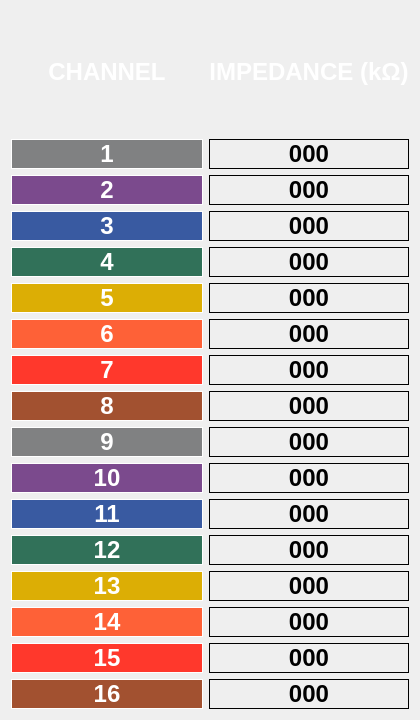
This is GUI/impedanceGUI.ui in EmilioGarzia/EEG_ECG-Reader-ULTRACORTEX-MarkIV as Qt 5 draws it before an edit. The edited form follows.
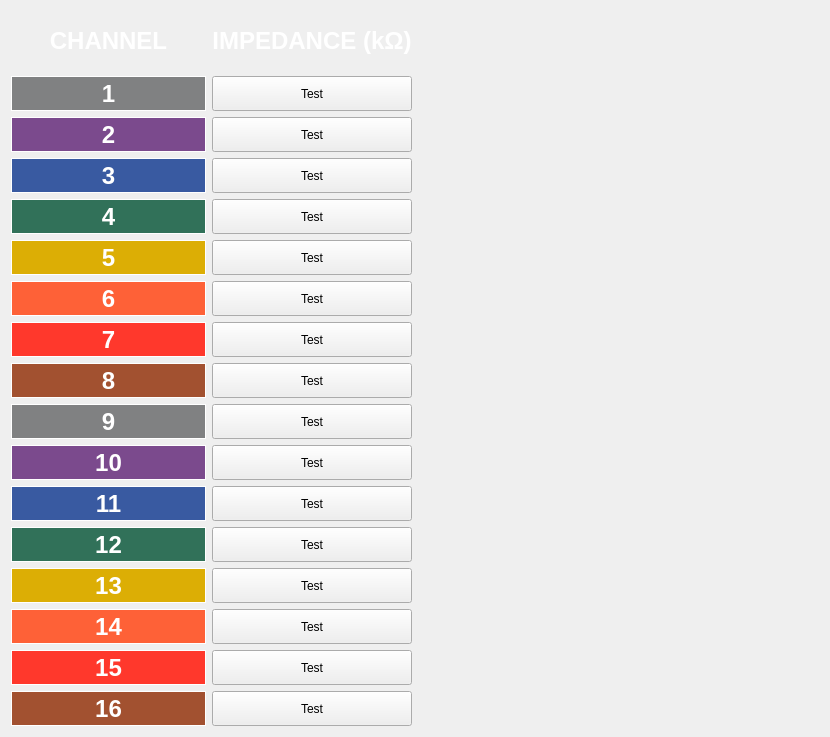
This is the edited form. Icons and pictures are not drawn.

Commit message: Fixed impedance checking system

```diff
--- a/GUI/impedanceGUI.ui
+++ b/GUI/impedanceGUI.ui
@@ -6,327 +6,17 @@
    <rect>
     <x>0</x>
     <y>0</y>
-    <width>420</width>
-    <height>720</height>
+    <width>830</width>
+    <height>737</height>
    </rect>
   </property>
   <property name="windowTitle">
    <string>Form</string>
   </property>
-  <layout class="QVBoxLayout" name="verticalLayout">
+  <layout class="QHBoxLayout" name="horizontalLayout">
    <item>
-    <layout class="QGridLayout" name="gridLayout" rowstretch="1,0,0,0,0,0,0,0,0,0,0,0,0,0,0,0,0">
-     <item row="2" column="1">
-      <widget class="QLabel" name="ch2">
-       <property name="font">
-        <font>
-         <pointsize>18</pointsize>
-         <weight>75</weight>
-         <bold>true</bold>
-        </font>
-       </property>
-       <property name="frameShape">
-        <enum>QFrame::Box</enum>
-       </property>
-       <property name="lineWidth">
-        <number>1</number>
-       </property>
-       <property name="text">
-        <string>000</string>
-       </property>
-       <property name="alignment">
-        <set>Qt::AlignCenter</set>
-       </property>
-      </widget>
-     </item>
-     <item row="16" column="0">
-      <widget class="QLabel" name="label_33">
-       <property name="font">
-        <font>
-         <pointsize>18</pointsize>
-         <weight>75</weight>
-         <bold>true</bold>
-        </font>
-       </property>
-       <property name="styleSheet">
-        <string notr="true">background-color: rgb(162, 81, 48);
-color: white;
-font-weight: bold;</string>
-       </property>
-       <property name="frameShape">
-        <enum>QFrame::Box</enum>
-       </property>
-       <property name="lineWidth">
-        <number>1</number>
-       </property>
-       <property name="text">
-        <string>16</string>
-       </property>
-       <property name="alignment">
-        <set>Qt::AlignCenter</set>
-       </property>
-      </widget>
-     </item>
-     <item row="13" column="0">
-      <widget class="QLabel" name="label_26">
-       <property name="font">
-        <font>
-         <pointsize>18</pointsize>
-         <weight>75</weight>
-         <bold>true</bold>
-        </font>
-       </property>
-       <property name="styleSheet">
-        <string notr="true">background-color: rgb(220, 174, 5);
-color: white;
-font-weight: bold;</string>
-       </property>
-       <property name="frameShape">
-        <enum>QFrame::Box</enum>
-       </property>
-       <property name="lineWidth">
-        <number>1</number>
-       </property>
-       <property name="text">
-        <string>13</string>
-       </property>
-       <property name="alignment">
-        <set>Qt::AlignCenter</set>
-       </property>
-      </widget>
-     </item>
-     <item row="3" column="1">
-      <widget class="QLabel" name="ch3">
-       <property name="font">
-        <font>
-         <pointsize>18</pointsize>
-         <weight>75</weight>
-         <bold>true</bold>
-        </font>
-       </property>
-       <property name="frameShape">
-        <enum>QFrame::Box</enum>
-       </property>
-       <property name="lineWidth">
-        <number>1</number>
-       </property>
-       <property name="text">
-        <string>000</string>
-       </property>
-       <property name="alignment">
-        <set>Qt::AlignCenter</set>
-       </property>
-      </widget>
-     </item>
-     <item row="3" column="0">
-      <widget class="QLabel" name="label_6">
-       <property name="font">
-        <font>
-         <pointsize>18</pointsize>
-         <weight>75</weight>
-         <bold>true</bold>
-        </font>
-       </property>
-       <property name="styleSheet">
-        <string notr="true">background-color: rgb(57, 90, 161);
-color: white;
-font-weight: bold;</string>
-       </property>
-       <property name="frameShape">
-        <enum>QFrame::Box</enum>
-       </property>
-       <property name="lineWidth">
-        <number>1</number>
-       </property>
-       <property name="text">
-        <string>3</string>
-       </property>
-       <property name="alignment">
-        <set>Qt::AlignCenter</set>
-       </property>
-      </widget>
-     </item>
-     <item row="1" column="1">
-      <widget class="QLabel" name="ch1">
-       <property name="font">
-        <font>
-         <pointsize>18</pointsize>
-         <weight>75</weight>
-         <bold>true</bold>
-        </font>
-       </property>
-       <property name="styleSheet">
-        <string notr="true"/>
-       </property>
-       <property name="frameShape">
-        <enum>QFrame::Box</enum>
-       </property>
-       <property name="frameShadow">
-        <enum>QFrame::Plain</enum>
-       </property>
-       <property name="lineWidth">
-        <number>1</number>
-       </property>
-       <property name="text">
-        <string>000</string>
-       </property>
-       <property name="alignment">
-        <set>Qt::AlignCenter</set>
-       </property>
-      </widget>
-     </item>
-     <item row="16" column="1">
-      <widget class="QLabel" name="ch16">
-       <property name="font">
-        <font>
-         <pointsize>18</pointsize>
-         <weight>75</weight>
-         <bold>true</bold>
-        </font>
-       </property>
-       <property name="frameShape">
-        <enum>QFrame::Box</enum>
-       </property>
-       <property name="lineWidth">
-        <number>1</number>
-       </property>
-       <property name="text">
-        <string>000</string>
-       </property>
-       <property name="alignment">
-        <set>Qt::AlignCenter</set>
-       </property>
-      </widget>
-     </item>
-     <item row="2" column="0">
-      <widget class="QLabel" name="label_5">
-       <property name="font">
-        <font>
-         <pointsize>18</pointsize>
-         <weight>75</weight>
-         <bold>true</bold>
-        </font>
-       </property>
-       <property name="styleSheet">
-        <string notr="true">background-color: rgb(123, 74, 141);
-color: white;
-font-weight: bold;</string>
-       </property>
-       <property name="frameShape">
-        <enum>QFrame::Box</enum>
-       </property>
-       <property name="lineWidth">
-        <number>1</number>
-       </property>
-       <property name="text">
-        <string>2</string>
-       </property>
-       <property name="alignment">
-        <set>Qt::AlignCenter</set>
-       </property>
-      </widget>
-     </item>
-     <item row="4" column="1">
-      <widget class="QLabel" name="ch4">
-       <property name="font">
-        <font>
-         <pointsize>18</pointsize>
-         <weight>75</weight>
-         <bold>true</bold>
-        </font>
-       </property>
-       <property name="frameShape">
-        <enum>QFrame::Box</enum>
-       </property>
-       <property name="lineWidth">
-        <number>1</number>
-       </property>
-       <property name="text">
-        <string>000</string>
-       </property>
-       <property name="alignment">
-        <set>Qt::AlignCenter</set>
-       </property>
-      </widget>
-     </item>
-     <item row="4" column="0">
-      <widget class="QLabel" name="label_9">
-       <property name="font">
-        <font>
-         <pointsize>18</pointsize>
-         <weight>75</weight>
-         <bold>true</bold>
-        </font>
-       </property>
-       <property name="styleSheet">
-        <string notr="true">background-color: rgb(49, 113, 89);
-color: white;
-font-weight: bold;</string>
-       </property>
-       <property name="frameShape">
-        <enum>QFrame::Box</enum>
-       </property>
-       <property name="lineWidth">
-        <number>1</number>
-       </property>
-       <property name="text">
-        <string>4</string>
-       </property>
-       <property name="alignment">
-        <set>Qt::AlignCenter</set>
-       </property>
-      </widget>
-     </item>
-     <item row="8" column="1">
-      <widget class="QLabel" name="ch8">
-       <property name="font">
-        <font>
-         <pointsize>18</pointsize>
-         <weight>75</weight>
-         <bold>true</bold>
-        </font>
-       </property>
-       <property name="frameShape">
-        <enum>QFrame::Box</enum>
-       </property>
-       <property name="lineWidth">
-        <number>1</number>
-       </property>
-       <property name="text">
-        <string>000</string>
-       </property>
-       <property name="alignment">
-        <set>Qt::AlignCenter</set>
-       </property>
-      </widget>
-     </item>
-     <item row="0" column="0">
-      <widget class="QLabel" name="label">
-       <property name="font">
-        <font>
-         <pointsize>18</pointsize>
-         <weight>75</weight>
-         <bold>true</bold>
-        </font>
-       </property>
-       <property name="styleSheet">
-        <string notr="true">color: white</string>
-       </property>
-       <property name="frameShape">
-        <enum>QFrame::NoFrame</enum>
-       </property>
-       <property name="lineWidth">
-        <number>1</number>
-       </property>
-       <property name="text">
-        <string>CHANNEL</string>
-       </property>
-       <property name="alignment">
-        <set>Qt::AlignCenter</set>
-       </property>
-      </widget>
-     </item>
-     <item row="7" column="0">
+    <layout class="QGridLayout" name="gridLayout">
+     <item row="8" column="0">
       <widget class="QLabel" name="label_14">
        <property name="font">
         <font>
@@ -354,77 +44,42 @@
        </property>
       </widget>
      </item>
-     <item row="15" column="1">
-      <widget class="QLabel" name="ch15">
-       <property name="font">
-        <font>
-         <pointsize>18</pointsize>
-         <weight>75</weight>
-         <bold>true</bold>
-        </font>
+     <item row="2" column="1">
+      <widget class="QPushButton" name="ch2">
+       <property name="minimumSize">
+        <size>
+         <width>0</width>
+         <height>35</height>
+        </size>
        </property>
-       <property name="frameShape">
-        <enum>QFrame::Box</enum>
-       </property>
-       <property name="lineWidth">
-        <number>1</number>
-       </property>
        <property name="text">
-        <string>000</string>
+        <string>Test</string>
        </property>
-       <property name="alignment">
-        <set>Qt::AlignCenter</set>
-       </property>
       </widget>
      </item>
-     <item row="14" column="1">
-      <widget class="QLabel" name="ch14">
-       <property name="font">
-        <font>
-         <pointsize>18</pointsize>
-         <weight>75</weight>
-         <bold>true</bold>
-        </font>
+     <item row="4" column="1">
+      <widget class="QPushButton" name="ch4">
+       <property name="minimumSize">
+        <size>
+         <width>0</width>
+         <height>35</height>
+        </size>
        </property>
-       <property name="frameShape">
-        <enum>QFrame::Box</enum>
-       </property>
-       <property name="lineWidth">
-        <number>1</number>
-       </property>
        <property name="text">
-        <string>000</string>
+        <string>Test</string>
        </property>
-       <property name="alignment">
-        <set>Qt::AlignCenter</set>
-       </property>
       </widget>
      </item>
-     <item row="9" column="0">
-      <widget class="QLabel" name="label_16">
-       <property name="font">
-        <font>
-         <pointsize>18</pointsize>
-         <weight>75</weight>
-         <bold>true</bold>
-        </font>
+     <item row="16" column="1">
+      <widget class="QPushButton" name="ch14">
+       <property name="minimumSize">
+        <size>
+         <width>0</width>
+         <height>35</height>
+        </size>
        </property>
-       <property name="styleSheet">
-        <string notr="true">background-color: rgb(128, 129, 130);
-color: white;
-font-weight: bold;</string>
-       </property>
-       <property name="frameShape">
-        <enum>QFrame::Box</enum>
-       </property>
-       <property name="lineWidth">
-        <number>1</number>
-       </property>
        <property name="text">
-        <string>9</string>
-       </property>
-       <property name="alignment">
-        <set>Qt::AlignCenter</set>
+        <string>Test</string>
        </property>
       </widget>
      </item>
@@ -456,30 +111,7 @@
        </property>
       </widget>
      </item>
-     <item row="9" column="1">
-      <widget class="QLabel" name="ch9">
-       <property name="font">
-        <font>
-         <pointsize>18</pointsize>
-         <weight>75</weight>
-         <bold>true</bold>
-        </font>
-       </property>
-       <property name="frameShape">
-        <enum>QFrame::Box</enum>
-       </property>
-       <property name="lineWidth">
-        <number>1</number>
-       </property>
-       <property name="text">
-        <string>000</string>
-       </property>
-       <property name="alignment">
-        <set>Qt::AlignCenter</set>
-       </property>
-      </widget>
-     </item>
-     <item row="11" column="0">
+     <item row="13" column="0">
       <widget class="QLabel" name="label_22">
        <property name="font">
         <font>
@@ -507,8 +139,8 @@
        </property>
       </widget>
      </item>
-     <item row="13" column="1">
-      <widget class="QLabel" name="ch13">
+     <item row="4" column="0">
+      <widget class="QLabel" name="label_9">
        <property name="font">
         <font>
          <pointsize>18</pointsize>
@@ -516,6 +148,11 @@
          <bold>true</bold>
         </font>
        </property>
+       <property name="styleSheet">
+        <string notr="true">background-color: rgb(49, 113, 89);
+color: white;
+font-weight: bold;</string>
+       </property>
        <property name="frameShape">
         <enum>QFrame::Box</enum>
        </property>
@@ -523,15 +160,15 @@
         <number>1</number>
        </property>
        <property name="text">
-        <string>000</string>
+        <string>4</string>
        </property>
        <property name="alignment">
         <set>Qt::AlignCenter</set>
        </property>
       </widget>
      </item>
-     <item row="6" column="0">
-      <widget class="QLabel" name="label_13">
+     <item row="10" column="0">
+      <widget class="QLabel" name="label_16">
        <property name="font">
         <font>
          <pointsize>18</pointsize>
@@ -540,7 +177,7 @@
         </font>
        </property>
        <property name="styleSheet">
-        <string notr="true">background-color: rgb(254, 97, 55);
+        <string notr="true">background-color: rgb(128, 129, 130);
 color: white;
 font-weight: bold;</string>
        </property>
@@ -551,13 +188,80 @@
         <number>1</number>
        </property>
        <property name="text">
-        <string>6</string>
+        <string>9</string>
        </property>
        <property name="alignment">
         <set>Qt::AlignCenter</set>
        </property>
       </widget>
      </item>
+     <item row="2" column="0">
+      <widget class="QLabel" name="label_5">
+       <property name="font">
+        <font>
+         <pointsize>18</pointsize>
+         <weight>75</weight>
+         <bold>true</bold>
+        </font>
+       </property>
+       <property name="styleSheet">
+        <string notr="true">background-color: rgb(123, 74, 141);
+color: white;
+font-weight: bold;</string>
+       </property>
+       <property name="frameShape">
+        <enum>QFrame::Box</enum>
+       </property>
+       <property name="lineWidth">
+        <number>1</number>
+       </property>
+       <property name="text">
+        <string>2</string>
+       </property>
+       <property name="alignment">
+        <set>Qt::AlignCenter</set>
+       </property>
+      </widget>
+     </item>
+     <item row="0" column="1">
+      <widget class="QLabel" name="label_2">
+       <property name="font">
+        <font>
+         <pointsize>18</pointsize>
+         <weight>75</weight>
+         <bold>true</bold>
+        </font>
+       </property>
+       <property name="styleSheet">
+        <string notr="true">color: white</string>
+       </property>
+       <property name="frameShape">
+        <enum>QFrame::NoFrame</enum>
+       </property>
+       <property name="lineWidth">
+        <number>1</number>
+       </property>
+       <property name="text">
+        <string>IMPEDANCE (kΩ)</string>
+       </property>
+       <property name="alignment">
+        <set>Qt::AlignCenter</set>
+       </property>
+      </widget>
+     </item>
+     <item row="19" column="1">
+      <widget class="QPushButton" name="ch15">
+       <property name="minimumSize">
+        <size>
+         <width>0</width>
+         <height>35</height>
+        </size>
+       </property>
+       <property name="text">
+        <string>Test</string>
+       </property>
+      </widget>
+     </item>
      <item row="1" column="0">
       <widget class="QLabel" name="label_3">
        <property name="font">
@@ -586,7 +290,195 @@
        </property>
       </widget>
      </item>
-     <item row="14" column="0">
+     <item row="15" column="0">
+      <widget class="QLabel" name="label_26">
+       <property name="font">
+        <font>
+         <pointsize>18</pointsize>
+         <weight>75</weight>
+         <bold>true</bold>
+        </font>
+       </property>
+       <property name="styleSheet">
+        <string notr="true">background-color: rgb(220, 174, 5);
+color: white;
+font-weight: bold;</string>
+       </property>
+       <property name="frameShape">
+        <enum>QFrame::Box</enum>
+       </property>
+       <property name="lineWidth">
+        <number>1</number>
+       </property>
+       <property name="text">
+        <string>13</string>
+       </property>
+       <property name="alignment">
+        <set>Qt::AlignCenter</set>
+       </property>
+      </widget>
+     </item>
+     <item row="15" column="1">
+      <widget class="QPushButton" name="ch13">
+       <property name="minimumSize">
+        <size>
+         <width>0</width>
+         <height>35</height>
+        </size>
+       </property>
+       <property name="text">
+        <string>Test</string>
+       </property>
+      </widget>
+     </item>
+     <item row="10" column="1">
+      <widget class="QPushButton" name="ch9">
+       <property name="minimumSize">
+        <size>
+         <width>0</width>
+         <height>35</height>
+        </size>
+       </property>
+       <property name="text">
+        <string>Test</string>
+       </property>
+      </widget>
+     </item>
+     <item row="7" column="1">
+      <widget class="QPushButton" name="ch6">
+       <property name="minimumSize">
+        <size>
+         <width>0</width>
+         <height>35</height>
+        </size>
+       </property>
+       <property name="text">
+        <string>Test</string>
+       </property>
+      </widget>
+     </item>
+     <item row="14" column="1">
+      <widget class="QPushButton" name="ch12">
+       <property name="minimumSize">
+        <size>
+         <width>0</width>
+         <height>35</height>
+        </size>
+       </property>
+       <property name="text">
+        <string>Test</string>
+       </property>
+      </widget>
+     </item>
+     <item row="7" column="0">
+      <widget class="QLabel" name="label_13">
+       <property name="font">
+        <font>
+         <pointsize>18</pointsize>
+         <weight>75</weight>
+         <bold>true</bold>
+        </font>
+       </property>
+       <property name="styleSheet">
+        <string notr="true">background-color: rgb(254, 97, 55);
+color: white;
+font-weight: bold;</string>
+       </property>
+       <property name="frameShape">
+        <enum>QFrame::Box</enum>
+       </property>
+       <property name="lineWidth">
+        <number>1</number>
+       </property>
+       <property name="text">
+        <string>6</string>
+       </property>
+       <property name="alignment">
+        <set>Qt::AlignCenter</set>
+       </property>
+      </widget>
+     </item>
+     <item row="0" column="0">
+      <widget class="QLabel" name="label">
+       <property name="font">
+        <font>
+         <pointsize>18</pointsize>
+         <weight>75</weight>
+         <bold>true</bold>
+        </font>
+       </property>
+       <property name="styleSheet">
+        <string notr="true">color: white</string>
+       </property>
+       <property name="frameShape">
+        <enum>QFrame::NoFrame</enum>
+       </property>
+       <property name="lineWidth">
+        <number>1</number>
+       </property>
+       <property name="text">
+        <string>CHANNEL</string>
+       </property>
+       <property name="alignment">
+        <set>Qt::AlignCenter</set>
+       </property>
+      </widget>
+     </item>
+     <item row="1" column="1">
+      <widget class="QPushButton" name="ch1">
+       <property name="minimumSize">
+        <size>
+         <width>0</width>
+         <height>35</height>
+        </size>
+       </property>
+       <property name="text">
+        <string>Test</string>
+       </property>
+      </widget>
+     </item>
+     <item row="5" column="1">
+      <widget class="QPushButton" name="ch5">
+       <property name="minimumSize">
+        <size>
+         <width>0</width>
+         <height>35</height>
+        </size>
+       </property>
+       <property name="text">
+        <string>Test</string>
+       </property>
+      </widget>
+     </item>
+     <item row="19" column="0">
+      <widget class="QLabel" name="label_30">
+       <property name="font">
+        <font>
+         <pointsize>18</pointsize>
+         <weight>75</weight>
+         <bold>true</bold>
+        </font>
+       </property>
+       <property name="styleSheet">
+        <string notr="true">background-color: rgb(255, 56, 44);
+color: white;
+font-weight: bold;</string>
+       </property>
+       <property name="frameShape">
+        <enum>QFrame::Box</enum>
+       </property>
+       <property name="lineWidth">
+        <number>1</number>
+       </property>
+       <property name="text">
+        <string>15</string>
+       </property>
+       <property name="alignment">
+        <set>Qt::AlignCenter</set>
+       </property>
+      </widget>
+     </item>
+     <item row="16" column="0">
       <widget class="QLabel" name="label_29">
        <property name="font">
         <font>
@@ -614,76 +506,20 @@
        </property>
       </widget>
      </item>
-     <item row="10" column="1">
-      <widget class="QLabel" name="ch10">
-       <property name="font">
-        <font>
-         <pointsize>18</pointsize>
-         <weight>75</weight>
-         <bold>true</bold>
-        </font>
+     <item row="13" column="1">
+      <widget class="QPushButton" name="ch11">
+       <property name="minimumSize">
+        <size>
+         <width>0</width>
+         <height>35</height>
+        </size>
        </property>
-       <property name="frameShape">
-        <enum>QFrame::Box</enum>
-       </property>
-       <property name="lineWidth">
-        <number>1</number>
-       </property>
        <property name="text">
-        <string>000</string>
+        <string>Test</string>
        </property>
-       <property name="alignment">
-        <set>Qt::AlignCenter</set>
-       </property>
       </widget>
      </item>
-     <item row="6" column="1">
-      <widget class="QLabel" name="ch6">
-       <property name="font">
-        <font>
-         <pointsize>18</pointsize>
-         <weight>75</weight>
-         <bold>true</bold>
-        </font>
-       </property>
-       <property name="frameShape">
-        <enum>QFrame::Box</enum>
-       </property>
-       <property name="lineWidth">
-        <number>1</number>
-       </property>
-       <property name="text">
-        <string>000</string>
-       </property>
-       <property name="alignment">
-        <set>Qt::AlignCenter</set>
-       </property>
-      </widget>
-     </item>
-     <item row="11" column="1">
-      <widget class="QLabel" name="ch11">
-       <property name="font">
-        <font>
-         <pointsize>18</pointsize>
-         <weight>75</weight>
-         <bold>true</bold>
-        </font>
-       </property>
-       <property name="frameShape">
-        <enum>QFrame::Box</enum>
-       </property>
-       <property name="lineWidth">
-        <number>1</number>
-       </property>
-       <property name="text">
-        <string>000</string>
-       </property>
-       <property name="alignment">
-        <set>Qt::AlignCenter</set>
-       </property>
-      </widget>
-     </item>
-     <item row="8" column="0">
+     <item row="9" column="0">
       <widget class="QLabel" name="label_15">
        <property name="font">
         <font>
@@ -711,8 +547,47 @@
        </property>
       </widget>
      </item>
-     <item row="5" column="1">
-      <widget class="QLabel" name="ch5">
+     <item row="3" column="1">
+      <widget class="QPushButton" name="ch3">
+       <property name="minimumSize">
+        <size>
+         <width>0</width>
+         <height>35</height>
+        </size>
+       </property>
+       <property name="text">
+        <string>Test</string>
+       </property>
+      </widget>
+     </item>
+     <item row="8" column="1">
+      <widget class="QPushButton" name="ch7">
+       <property name="minimumSize">
+        <size>
+         <width>0</width>
+         <height>35</height>
+        </size>
+       </property>
+       <property name="text">
+        <string>Test</string>
+       </property>
+      </widget>
+     </item>
+     <item row="20" column="1">
+      <widget class="QPushButton" name="ch16">
+       <property name="minimumSize">
+        <size>
+         <width>0</width>
+         <height>35</height>
+        </size>
+       </property>
+       <property name="text">
+        <string>Test</string>
+       </property>
+      </widget>
+     </item>
+     <item row="20" column="0">
+      <widget class="QLabel" name="label_33">
        <property name="font">
         <font>
          <pointsize>18</pointsize>
@@ -720,6 +595,11 @@
          <bold>true</bold>
         </font>
        </property>
+       <property name="styleSheet">
+        <string notr="true">background-color: rgb(162, 81, 48);
+color: white;
+font-weight: bold;</string>
+       </property>
        <property name="frameShape">
         <enum>QFrame::Box</enum>
        </property>
@@ -727,15 +607,15 @@
         <number>1</number>
        </property>
        <property name="text">
-        <string>000</string>
+        <string>16</string>
        </property>
        <property name="alignment">
         <set>Qt::AlignCenter</set>
        </property>
       </widget>
      </item>
-     <item row="7" column="1">
-      <widget class="QLabel" name="ch7">
+     <item row="3" column="0">
+      <widget class="QLabel" name="label_6">
        <property name="font">
         <font>
          <pointsize>18</pointsize>
@@ -743,6 +623,11 @@
          <bold>true</bold>
         </font>
        </property>
+       <property name="styleSheet">
+        <string notr="true">background-color: rgb(57, 90, 161);
+color: white;
+font-weight: bold;</string>
+       </property>
        <property name="frameShape">
         <enum>QFrame::Box</enum>
        </property>
@@ -750,14 +635,27 @@
         <number>1</number>
        </property>
        <property name="text">
-        <string>000</string>
+        <string>3</string>
        </property>
        <property name="alignment">
         <set>Qt::AlignCenter</set>
        </property>
       </widget>
      </item>
-     <item row="10" column="0">
+     <item row="11" column="1">
+      <widget class="QPushButton" name="ch10">
+       <property name="minimumSize">
+        <size>
+         <width>0</width>
+         <height>35</height>
+        </size>
+       </property>
+       <property name="text">
+        <string>Test</string>
+       </property>
+      </widget>
+     </item>
+     <item row="11" column="0">
       <widget class="QLabel" name="label_21">
        <property name="font">
         <font>
@@ -785,7 +683,20 @@
        </property>
       </widget>
      </item>
-     <item row="12" column="0">
+     <item row="9" column="1">
+      <widget class="QPushButton" name="ch8">
+       <property name="minimumSize">
+        <size>
+         <width>0</width>
+         <height>35</height>
+        </size>
+       </property>
+       <property name="text">
+        <string>Test</string>
+       </property>
+      </widget>
+     </item>
+     <item row="14" column="0">
       <widget class="QLabel" name="label_25">
        <property name="font">
         <font>
@@ -813,85 +724,21 @@
        </property>
       </widget>
      </item>
-     <item row="15" column="0">
-      <widget class="QLabel" name="label_30">
-       <property name="font">
-        <font>
-         <pointsize>18</pointsize>
-         <weight>75</weight>
-         <bold>true</bold>
-        </font>
-       </property>
-       <property name="styleSheet">
-        <string notr="true">background-color: rgb(255, 56, 44);
-color: white;
-font-weight: bold;</string>
-       </property>
-       <property name="frameShape">
-        <enum>QFrame::Box</enum>
-       </property>
-       <property name="lineWidth">
-        <number>1</number>
-       </property>
-       <property name="text">
-        <string>15</string>
-       </property>
-       <property name="alignment">
-        <set>Qt::AlignCenter</set>
-       </property>
-      </widget>
-     </item>
-     <item row="12" column="1">
-      <widget class="QLabel" name="ch12">
-       <property name="font">
-        <font>
-         <pointsize>18</pointsize>
-         <weight>75</weight>
-         <bold>true</bold>
-        </font>
-       </property>
-       <property name="frameShape">
-        <enum>QFrame::Box</enum>
-       </property>
-       <property name="lineWidth">
-        <number>1</number>
-       </property>
-       <property name="text">
-        <string>000</string>
-       </property>
-       <property name="alignment">
-        <set>Qt::AlignCenter</set>
-       </property>
-      </widget>
-     </item>
-     <item row="0" column="1">
-      <widget class="QLabel" name="label_2">
-       <property name="font">
-        <font>
-         <pointsize>18</pointsize>
-         <weight>75</weight>
-         <bold>true</bold>
-        </font>
-       </property>
-       <property name="styleSheet">
-        <string notr="true">color: white</string>
-       </property>
-       <property name="frameShape">
-        <enum>QFrame::NoFrame</enum>
-       </property>
-       <property name="lineWidth">
-        <number>1</number>
-       </property>
-       <property name="text">
-        <string>IMPEDANCE (kΩ)</string>
-       </property>
-       <property name="alignment">
-        <set>Qt::AlignCenter</set>
-       </property>
-      </widget>
-     </item>
     </layout>
    </item>
+   <item>
+    <widget class="QLabel" name="label_4">
+     <property name="text">
+      <string/>
+     </property>
+     <property name="pixmap">
+      <pixmap resource="../image/res.qrc">:/newPrefix/headplot_16ch.png</pixmap>
+     </property>
+     <property name="scaledContents">
+      <bool>false</bool>
+     </property>
+    </widget>
+   </item>
   </layout>
  </widget>
  <resources/>
```
Left out of the diff: 6 changed lines with no effect on the pictures. The commit also changes 9 other files.
